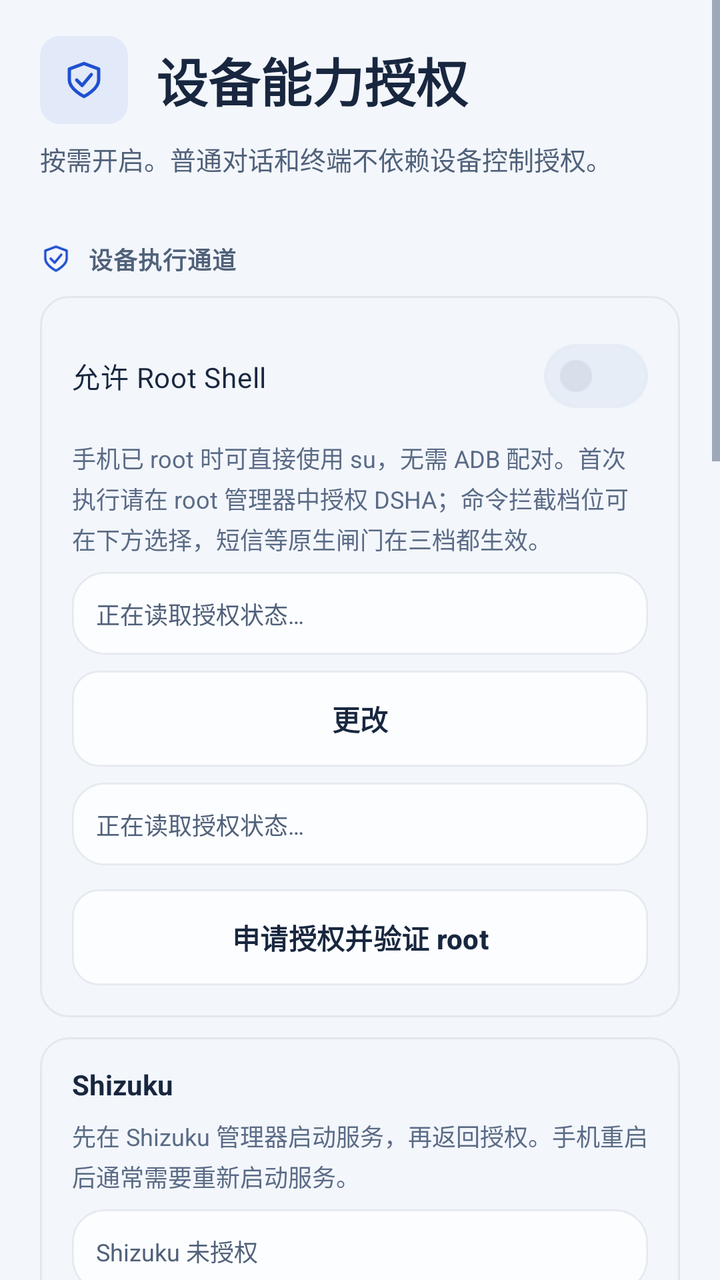
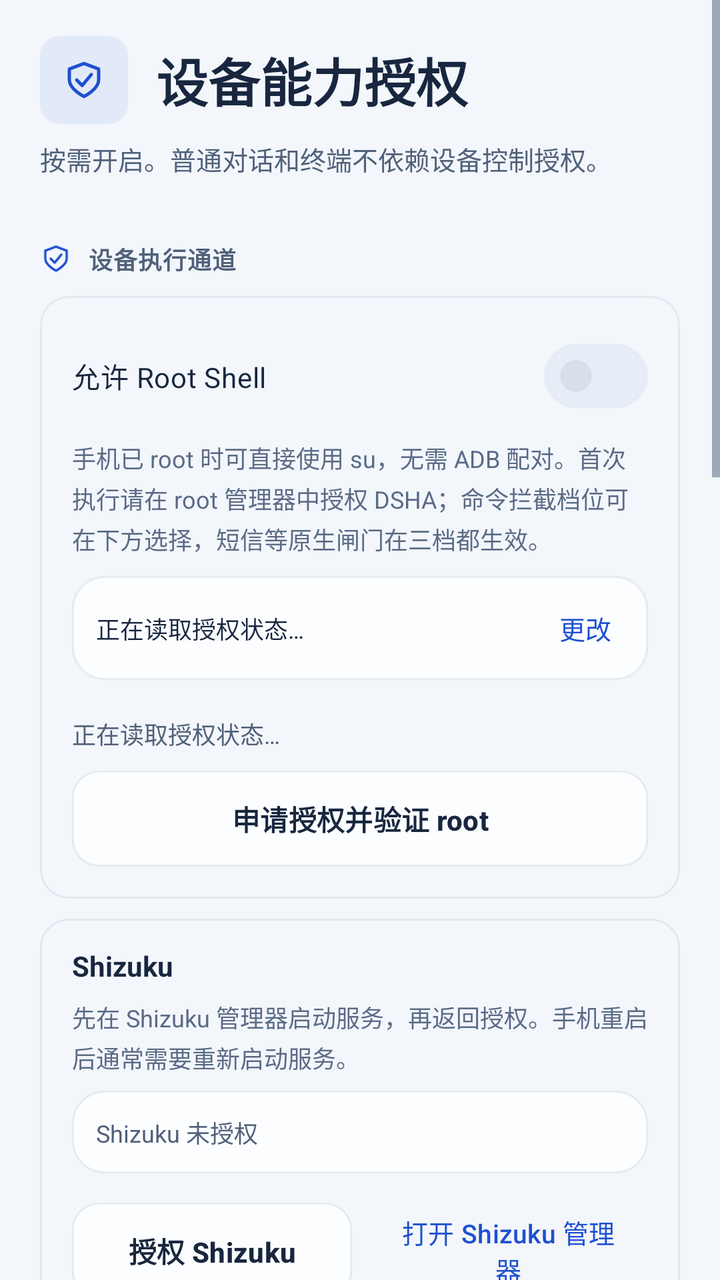

Two renders of the same Android screen: before a commit and after it. Below are the layout's source before the change and the commit's diff.
<!-- AndroidManifest.xml: application theme Theme.DeepseekHarness -->
<!-- res/layout/fragment_device_grants.xml -->
<?xml version='1.0' encoding='utf-8'?>
<ScrollView xmlns:android="http://schemas.android.com/apk/res/android" xmlns:app="http://schemas.android.com/apk/res-auto" android:layout_width="match_parent" android:layout_height="match_parent" android:fillViewport="true" android:clipToPadding="false" android:background="@color/shell_bg">
  <LinearLayout android:layout_width="match_parent" android:layout_height="wrap_content" android:orientation="vertical" android:paddingStart="@dimen/shell_page_pad" android:paddingEnd="@dimen/shell_page_pad" android:paddingTop="@dimen/shell_page_top" android:paddingBottom="@dimen/shell_page_bottom">
    
    <LinearLayout android:layout_width="match_parent" android:layout_height="wrap_content" android:gravity="center_vertical" android:orientation="horizontal">
      <FrameLayout android:layout_width="44dp" android:layout_height="44dp" android:layout_marginEnd="14dp" android:background="@drawable/bg_launch_tile" android:importantForAccessibility="no"><ImageView android:layout_width="22dp" android:layout_height="22dp" android:layout_gravity="center" android:contentDescription="@null" android:src="@drawable/ic_ui_shield" app:tint="@color/shell_accent" /></FrameLayout>
      <TextView style="@style/ShellPageTitle" android:layout_width="0dp" android:layout_weight="1" android:layout_height="wrap_content" android:text="@string/ui2_device_grants" />
    </LinearLayout>
    <TextView android:id="@+id/grants_page_hint" style="@style/ShellPageDescription" android:layout_width="match_parent" android:layout_height="wrap_content" android:layout_marginTop="8dp" android:layout_marginBottom="8dp" android:text="@string/ui2_grants_sub" />

    <TextView android:drawableStart="@drawable/ic_section_channels" style="@style/ShellSectionIconLabel" android:layout_width="match_parent" android:layout_height="wrap_content" android:layout_marginTop="@dimen/shell_section_gap" android:layout_marginBottom="@dimen/shell_section_margin" android:text="@string/ui2_device_channels" />

    <LinearLayout style="@style/ShellGroup" android:layout_width="match_parent" android:layout_height="wrap_content" android:orientation="vertical" android:padding="@dimen/shell_card_pad">
      <com.google.android.material.materialswitch.MaterialSwitch android:id="@+id/config_root_shell" style="@style/ShellSwitch" android:layout_width="match_parent" android:layout_height="wrap_content" android:minHeight="48dp" android:paddingStart="0dp" android:text="@string/ui_m0062" />
      <TextView android:id="@+id/device_root_hint" style="@style/ShellStatusText" android:layout_width="match_parent" android:layout_height="wrap_content" android:layout_marginTop="8dp" android:text="@string/ui134_root_hint" />
      <TextView android:id="@+id/device_root_policy" style="@style/ShellStatusText" android:layout_width="match_parent" android:layout_height="wrap_content" android:layout_marginTop="8dp" android:background="@drawable/bg_shell_status" android:padding="12dp" android:text="@string/device_checking" android:textColor="@color/shell_text_secondary" />
      <Button android:id="@+id/device_root_policy_change" style="@style/ShellSecondaryButton" android:layout_width="match_parent" android:layout_height="wrap_content" android:layout_marginTop="8dp" android:minHeight="48dp" android:text="@string/ui_m9024" />
      <TextView android:id="@+id/device_root_status" style="@style/ShellStatusText" android:layout_width="match_parent" android:layout_height="wrap_content" android:layout_marginTop="8dp" android:background="@drawable/bg_shell_status" android:ellipsize="end" android:maxLines="2" android:minHeight="0dp" android:padding="12dp" android:text="@string/device_checking" android:textColor="@color/shell_text_secondary" />
      <TextView android:id="@+id/config_guard_status" style="@style/ShellStatusText" android:layout_width="match_parent" android:layout_height="wrap_content" android:layout_marginTop="4dp" android:visibility="gone" />
      <Button android:id="@+id/device_root_verify" style="@style/ShellSecondaryButton" android:layout_width="match_parent" android:layout_height="wrap_content" android:layout_marginTop="12dp" android:minHeight="48dp" android:text="@string/ui_m0170" />
    </LinearLayout>

    <LinearLayout style="@style/ShellGroup" android:layout_width="match_parent" android:layout_height="wrap_content" android:layout_marginTop="10dp" android:orientation="vertical" android:padding="@dimen/shell_card_pad">
      <TextView android:id="@+id/device_shizuku_title" style="@style/ShellRowTitle" android:layout_width="match_parent" android:layout_height="wrap_content" android:text="@string/ui_brand_shizuku" />
      <TextView android:id="@+id/device_shizuku_hint" style="@style/ShellStatusText" android:layout_width="match_parent" android:layout_height="wrap_content" android:layout_marginTop="8dp" android:text="@string/ui134_shizuku_hint" />
      <TextView android:id="@+id/workspace_shizuku_status" style="@style/ShellStatusText" android:layout_width="match_parent" android:layout_height="wrap_content" android:layout_marginTop="8dp" android:background="@drawable/bg_shell_status" android:ellipsize="end" android:maxLines="4" android:minHeight="0dp" android:padding="12dp" android:text="@string/ui_m0039" android:textColor="@color/shell_text_secondary" />
      <LinearLayout android:layout_width="match_parent" android:layout_height="wrap_content" android:layout_marginTop="12dp" android:orientation="horizontal" android:gravity="center_vertical">
        <Button android:id="@+id/workspace_shizuku_auth" style="@style/ShellSecondaryButton" android:layout_width="0dp" android:layout_height="wrap_content" android:layout_weight="1" android:minHeight="48dp" android:text="@string/ui_m0015" />
        <Button android:id="@+id/device_shizuku_open" style="@style/ShellTextButton" android:layout_width="0dp" android:layout_height="wrap_content" android:layout_marginStart="8dp" android:layout_weight="1" android:minHeight="48dp" android:text="@string/ui_m0125" />
      </LinearLayout>
    </LinearLayout>

    <LinearLayout style="@style/ShellGroup" android:layout_width="match_parent" android:layout_height="wrap_content" android:layout_marginTop="10dp" android:orientation="vertical" android:padding="@dimen/shell_card_pad">
      <com.google.android.material.materialswitch.MaterialSwitch android:id="@+id/config_adb_enable" style="@style/ShellSwitch" android:layout_width="match_parent" android:layout_height="wrap_content" android:minHeight="48dp" android:paddingStart="0dp" android:text="@string/ui_m0090" />
      <TextView android:id="@+id/device_adb_hint" style="@style/ShellStatusText" android:layout_width="match_parent" android:layout_height="wrap_content" android:layout_marginTop="8dp" android:text="@string/ui134_adb_hint" />
      <TextView android:id="@+id/config_adb_status" style="@style/ShellStatusText" android:layout_width="match_parent" android:layout_height="wrap_content" android:layout_marginTop="8dp" android:background="@drawable/bg_shell_status" android:ellipsize="end" android:maxLines="2" android:minHeight="0dp" android:padding="12dp" android:text="@string/ui_m0030" android:textColor="@color/shell_text_secondary" />
      <Button android:id="@+id/config_adb_pair" style="@style/ShellSecondaryButton" android:layout_width="match_parent" android:layout_height="wrap_content" android:layout_marginTop="12dp" android:minHeight="48dp" android:text="@string/ui_m0031" />
    </LinearLayout>

    <TextView android:drawableStart="@drawable/ic_section_screen" style="@style/ShellSectionIconLabel" android:layout_width="match_parent" android:layout_height="wrap_content" android:layout_marginTop="@dimen/shell_section_gap" android:layout_marginBottom="@dimen/shell_section_margin" android:text="@string/computer_use_title" />
    <LinearLayout style="@style/ShellGroup" android:layout_width="match_parent" android:layout_height="wrap_content" android:orientation="vertical" android:padding="@dimen/shell_card_pad">
      <TextView android:id="@+id/computer_use_hint" style="@style/ShellStatusText" android:layout_width="match_parent" android:layout_height="wrap_content" />
      <Button android:id="@+id/computer_use_accessibility" style="@style/ShellSecondaryButton" android:layout_width="match_parent" android:layout_height="wrap_content" android:layout_marginTop="12dp" android:minHeight="48dp" android:text="@string/ui134_screen_setup" />
      <TextView android:id="@+id/config_a11y_status" style="@style/ShellStatusText" android:layout_width="match_parent" android:layout_height="wrap_content" android:layout_marginTop="8dp" android:background="@drawable/bg_shell_status" android:padding="12dp" android:text="@string/device_checking" />
    </LinearLayout>

    <TextView android:drawableStart="@drawable/ic_section_system" style="@style/ShellSectionIconLabel" android:layout_width="match_parent" android:layout_height="wrap_content" android:layout_marginTop="@dimen/shell_section_gap" android:layout_marginBottom="@dimen/shell_section_margin" android:text="@string/ui2_system_permissions" />
    <LinearLayout style="@style/ShellGroup" android:layout_width="match_parent" android:layout_height="wrap_content" android:orientation="vertical">
      <LinearLayout android:id="@+id/config_all_files" style="@style/ShellRow" android:layout_width="match_parent" android:layout_height="wrap_content" android:minHeight="56dp">
        <TextView style="@style/ShellRowTitle" android:layout_width="0dp" android:layout_height="wrap_content" android:layout_weight="1" android:text="@string/device_open_access" />
        <ImageView android:layout_width="@dimen/shell_row_chevron" android:layout_height="@dimen/shell_row_chevron" android:contentDescription="@null" android:importantForAccessibility="no" android:src="@drawable/ic_ui2_chevron" app:tint="@color/shell_text_muted" />
      </LinearLayout>
      <View style="@style/ShellDivider" />
      <LinearLayout android:layout_width="match_parent" android:layout_height="wrap_content" android:orientation="vertical" android:paddingStart="@dimen/shell_row_pad_h" android:paddingEnd="@dimen/shell_row_pad_h" android:paddingBottom="@dimen/shell_row_pad_v">
        <TextView android:id="@+id/config_all_files_status" style="@style/ShellStatusText" android:layout_width="match_parent" android:layout_height="wrap_content" android:layout_marginTop="4dp" android:text="@string/device_checking" />
        <TextView android:id="@+id/config_battery_opt_hint" style="@style/ShellStatusText" android:layout_width="match_parent" android:layout_height="wrap_content" android:layout_marginTop="4dp" android:text="@string/ui_m0084" />
        <Button android:id="@+id/config_battery_opt" style="@style/ShellSecondaryButton" android:layout_width="match_parent" android:layout_height="wrap_content" android:layout_marginTop="12dp" android:minHeight="48dp" android:text="@string/ui_m0191" />
      </LinearLayout>
    </LinearLayout>

    <TextView android:drawableStart="@drawable/ic_section_sensitive" style="@style/ShellSectionIconLabel" android:layout_width="match_parent" android:layout_height="wrap_content" android:layout_marginTop="@dimen/shell_section_gap" android:layout_marginBottom="@dimen/shell_section_margin" android:text="@string/ui2_sensitive" />
    <LinearLayout style="@style/ShellGroup" android:layout_width="match_parent" android:layout_height="wrap_content" android:orientation="vertical" android:padding="@dimen/shell_card_pad">
      <com.google.android.material.materialswitch.MaterialSwitch android:id="@+id/device_sms" style="@style/ShellSwitch" android:layout_width="match_parent" android:layout_height="wrap_content" android:minHeight="48dp" android:paddingStart="0dp" android:text="@string/ui_m0171" />
      <TextView android:id="@+id/device_sms_status" style="@style/ShellStatusText" android:layout_width="match_parent" android:layout_height="wrap_content" android:layout_marginTop="8dp" android:background="@drawable/bg_shell_status" android:padding="12dp" android:text="@string/device_checking" />
      <View style="@style/ShellDivider" android:layout_marginStart="0dp" android:layout_marginTop="8dp" />
      <com.google.android.material.materialswitch.MaterialSwitch android:id="@+id/config_cap_location" style="@style/ShellSwitch" android:layout_width="match_parent" android:layout_height="wrap_content" android:layout_marginTop="8dp" android:minHeight="48dp" android:paddingStart="0dp" android:text="@string/ui_m0066" />
      <View style="@style/ShellDivider" android:layout_marginStart="0dp" />
      <com.google.android.material.materialswitch.MaterialSwitch android:id="@+id/config_cap_sensors" style="@style/ShellSwitch" android:layout_width="match_parent" android:layout_height="wrap_content" android:layout_marginTop="8dp" android:minHeight="48dp" android:paddingStart="0dp" android:text="@string/ui_m0053" />
    </LinearLayout>
  </LinearLayout>
</ScrollView>
<!-- resources referenced by this layout -->
<resources>
  <color name="shell_accent">#1E50D0</color>
  <color name="shell_bg">#F3F6FB</color>
  <color name="shell_text_muted">#5A6B86</color>
  <color name="shell_text_secondary">#50617A</color>
  <dimen name="shell_card_pad">16dp</dimen>
  <dimen name="shell_page_bottom">30dp</dimen>
  <dimen name="shell_page_pad">20dp</dimen>
  <dimen name="shell_page_top">18dp</dimen>
  <dimen name="shell_row_chevron">16dp</dimen>
  <dimen name="shell_row_pad_h">16dp</dimen>
  <dimen name="shell_row_pad_v">12dp</dimen>
  <dimen name="shell_section_gap">24dp</dimen>
  <dimen name="shell_section_margin">10dp</dimen>
  <string name="computer_use_title">屏幕操作</string>
  <string name="device_checking">正在读取授权状态…</string>
  <string name="device_open_access">管理文件访问权限</string>
  <string name="ui134_screen_setup">设置屏幕操作 · 两步完成</string>
  <string name="ui2_device_channels">设备执行通道</string>
  <string name="ui2_device_grants">设备能力授权</string>
  <string name="ui2_grants_sub">按需开启。普通对话和终端不依赖设备控制授权。</string>
  <string name="ui2_sensitive">独立敏感能力</string>
  <string name="ui2_system_permissions">系统权限</string>
  <string name="ui_m0031" formatted="false">"ADB 无线配对"</string>
  <string name="ui_m0053" formatted="false">"传感器与手电"</string>
  <string name="ui_m0066" formatted="false">"允许读取位置"</string>
  <string name="ui_m0171" formatted="false">"短信读取"</string>
  <string name="ui_m0191" formatted="false">"设置电池优化"</string>
  <string name="ui_m9024" formatted="false">"更改"</string>
  <color name="shell_accent_soft">#141E50D0</color>
  <color name="shell_surface">#FCFDFF</color>
  <dimen name="shell_launch_radius_status">16dp</dimen>
  <color name="shell_line">#131D3A60</color>
  <color name="primary">#1E50D0</color>
  <dimen name="shell_page_desc">13sp</dimen>
  <dimen name="shell_page_title">26sp</dimen>
  <color name="shell_text">#18273F</color>
  <dimen name="shell_row_min_height">56dp</dimen>
  <dimen name="shell_row_title">14sp</dimen>
  <dimen name="shell_button_secondary_height">46dp</dimen>
  <dimen name="shell_status_text">12sp</dimen>
  <dimen name="touch_min">44dp</dimen>
  <color name="text">#18273F</color>
  <color name="ripple">#141E50D0</color>
  <dimen name="shell_section_label">12sp</dimen>
  <color name="accent_on">#FFFFFF</color>
  <color name="raised">#E7EDF6</color>
  <color name="primary_dark">#1A46B8</color>
  <color name="card">#FCFDFF</color>
  <color name="surface">#F3F6FB</color>
  <color name="text_secondary">#50617A</color>
  <color name="line">#131D3A60</color>
  <color name="err">#AF404B</color>
  <color name="error_on">#FFFFFF</color>
  <color name="text_muted">#5A6B86</color>
  <dimen name="radius_control">13dp</dimen>
  <color name="disabled">#E7EDF6</color>
  <dimen name="stroke">1dp</dimen>
  <dimen name="radius_small">10dp</dimen>
  <!-- unchanged entries left out for length: 55 -->
</resources>

<!-- the commit's change to res/layout/fragment_device_grants.xml (unified diff, before → after) -->
@@ -13,11 +13,15 @@
     <LinearLayout style="@style/ShellGroup" android:layout_width="match_parent" android:layout_height="wrap_content" android:orientation="vertical" android:padding="@dimen/shell_card_pad">
       <com.google.android.material.materialswitch.MaterialSwitch android:id="@+id/config_root_shell" style="@style/ShellSwitch" android:layout_width="match_parent" android:layout_height="wrap_content" android:minHeight="48dp" android:paddingStart="0dp" android:text="@string/ui_m0062" />
       <TextView android:id="@+id/device_root_hint" style="@style/ShellStatusText" android:layout_width="match_parent" android:layout_height="wrap_content" android:layout_marginTop="8dp" android:text="@string/ui134_root_hint" />
-      <TextView android:id="@+id/device_root_policy" style="@style/ShellStatusText" android:layout_width="match_parent" android:layout_height="wrap_content" android:layout_marginTop="8dp" android:background="@drawable/bg_shell_status" android:padding="12dp" android:text="@string/device_checking" android:textColor="@color/shell_text_secondary" />
-      <Button android:id="@+id/device_root_policy_change" style="@style/ShellSecondaryButton" android:layout_width="match_parent" android:layout_height="wrap_content" android:layout_marginTop="8dp" android:minHeight="48dp" android:text="@string/ui_m9024" />
-      <TextView android:id="@+id/device_root_status" style="@style/ShellStatusText" android:layout_width="match_parent" android:layout_height="wrap_content" android:layout_marginTop="8dp" android:background="@drawable/bg_shell_status" android:ellipsize="end" android:maxLines="2" android:minHeight="0dp" android:padding="12dp" android:text="@string/device_checking" android:textColor="@color/shell_text_secondary" />
+      
+      <LinearLayout android:layout_width="match_parent" android:layout_height="wrap_content" android:layout_marginTop="10dp" android:background="@drawable/bg_shell_status" android:gravity="center_vertical" android:minHeight="52dp" android:orientation="horizontal" android:paddingStart="12dp" android:paddingEnd="4dp">
+        <TextView android:id="@+id/device_root_policy" style="@style/ShellStatusText" android:layout_width="0dp" android:layout_height="wrap_content" android:layout_weight="1" android:paddingTop="8dp" android:paddingBottom="8dp" android:text="@string/device_checking" android:textColor="@color/shell_text" />
+        <Button android:id="@+id/device_root_policy_change" style="@style/ShellTextButton" android:layout_width="wrap_content" android:layout_height="wrap_content" android:minHeight="48dp" android:paddingStart="14dp" android:paddingEnd="14dp" android:text="@string/ui_m9024" />
+      </LinearLayout>
+      <TextView android:id="@+id/device_root_policy_warning" android:layout_width="match_parent" android:layout_height="wrap_content" android:layout_marginTop="8dp" android:accessibilityLiveRegion="polite" android:background="@drawable/bg_root_policy_warning" android:drawableStart="@drawable/ic_section_warning" android:drawablePadding="10dp" android:drawableTint="@color/shell_bad" android:includeFontPadding="false" android:lineSpacingExtra="3dp" android:padding="12dp" android:textColor="@color/shell_bad" android:textSize="13sp" android:textStyle="bold" android:visibility="gone" />
+      <TextView android:id="@+id/device_root_status" style="@style/ShellStatusText" android:layout_width="match_parent" android:layout_height="wrap_content" android:layout_marginTop="8dp" android:ellipsize="end" android:maxLines="2" android:minHeight="0dp" android:paddingTop="10dp" android:paddingBottom="2dp" android:text="@string/device_checking" android:textColor="@color/shell_text_secondary" />
       <TextView android:id="@+id/config_guard_status" style="@style/ShellStatusText" android:layout_width="match_parent" android:layout_height="wrap_content" android:layout_marginTop="4dp" android:visibility="gone" />
-      <Button android:id="@+id/device_root_verify" style="@style/ShellSecondaryButton" android:layout_width="match_parent" android:layout_height="wrap_content" android:layout_marginTop="12dp" android:minHeight="48dp" android:text="@string/ui_m0170" />
+      <Button android:id="@+id/device_root_verify" style="@style/ShellSecondaryButton" android:layout_width="match_parent" android:layout_height="wrap_content" android:layout_marginTop="8dp" android:minHeight="48dp" android:text="@string/ui_m0170" />
     </LinearLayout>
 
     <LinearLayout style="@style/ShellGroup" android:layout_width="match_parent" android:layout_height="wrap_content" android:layout_marginTop="10dp" android:orientation="vertical" android:padding="@dimen/shell_card_pad">
<!-- resource entries referenced after the edit -->
@@ -1,6 +1,7 @@
 <!-- resources referenced by this layout -->
 <resources>
   <color name="shell_accent">#1E50D0</color>
+  <color name="shell_bad">#AF404B</color>
   <color name="shell_bg">#F3F6FB</color>
   <color name="shell_text_muted">#5A6B86</color>
   <color name="shell_text_secondary">#50617A</color>
@@ -13,6 +14,18 @@
   <dimen name="shell_row_pad_v">12dp</dimen>
   <dimen name="shell_section_gap">24dp</dimen>
   <dimen name="shell_section_margin">10dp</dimen>
+  <!-- drawable bg_root_policy_warning (drawable) -->
+  <?xml version="1.0" encoding="utf-8"?>
+  <shape xmlns:android="http://schemas.android.com/apk/res/android" android:shape="rectangle">
+      <solid android:color="@color/shell_bad_soft" />
+      <corners android:radius="12dp" />
+      <stroke android:width="1dp" android:color="@color/shell_bad" />
+  </shape>
+  <!-- drawable ic_section_warning (drawable) -->
+  <?xml version="1.0" encoding="utf-8"?>
+  <layer-list xmlns:android="http://schemas.android.com/apk/res/android">
+      <item android:width="18dp" android:height="18dp" android:drawable="@drawable/ic_onb_alert" />
+  </layer-list>
   <string name="computer_use_title">屏幕操作</string>
   <string name="device_checking">正在读取授权状态…</string>
   <string name="device_open_access">管理文件访问权限</string>
@@ -29,9 +42,13 @@
   <string name="ui_m0191" formatted="false">"设置电池优化"</string>
   <string name="ui_m9024" formatted="false">"更改"</string>
   <color name="shell_accent_soft">#141E50D0</color>
+  <color name="shell_bad_soft">#14AF404B</color>
   <color name="shell_surface">#FCFDFF</color>
   <dimen name="shell_launch_radius_status">16dp</dimen>
   <color name="shell_line">#131D3A60</color>
+  <!-- drawable ic_onb_alert (drawable) -->
+  <?xml version="1.0" encoding="utf-8"?>
+  <vector xmlns:android="http://schemas.android.com/apk/res/android" android:width="24dp" android:height="24dp" android:viewportWidth="24" android:viewportHeight="24"><path android:pathData="M12,3.5l9.5,16.5h-19zM12,10v4.5M12,17.2v0.3" android:fillColor="@android:color/transparent" android:strokeColor="#FF000000" android:strokeWidth="1.8" android:strokeLineCap="round" android:strokeLineJoin="round" /></vector>
   <color name="primary">#1E50D0</color>
   <dimen name="shell_page_desc">13sp</dimen>
   <dimen name="shell_page_title">26sp</dimen>
